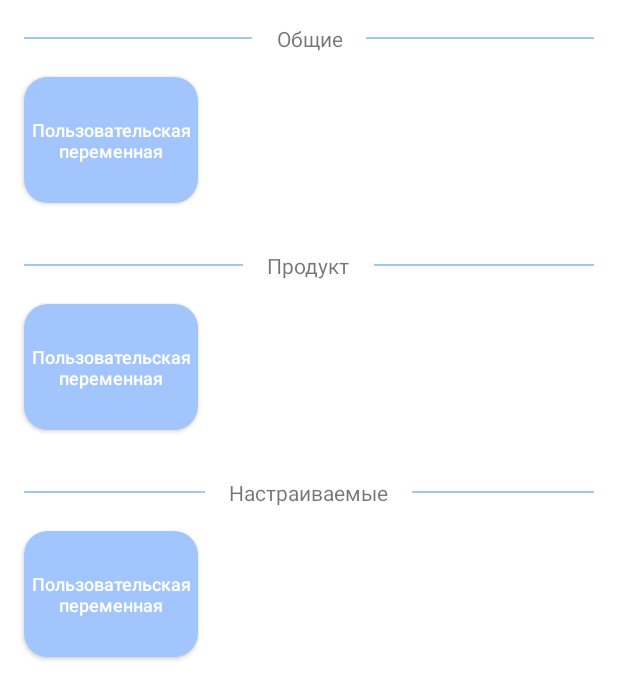
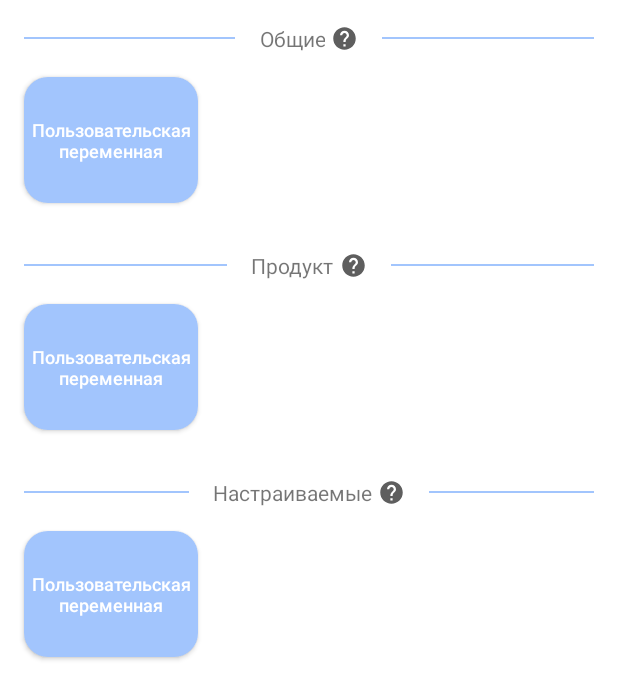
Before and after one commit to ahlypalo123/express-kassa-mobile, an Android app: the layout dialog_variable.xml on its own in the app's theme, with its tools: preview values and no code run, on a phone screen of 412 x 824 dp. Shown: the top 699 px of the screen. Run offline under Robolectric (Android 15) with nearby library versions, the phone set to English and light mode, and no system bars.

Commit message:
release-1.0

```diff
--- /dev/null
+++ b/app/src/main/res/drawable/ic_baseline_help_24.xml
@@ -0,0 +1,9 @@
+<vector xmlns:android="http://schemas.android.com/apk/res/android"
+    android:width="18dp"
+    android:height="18dp"
+    android:viewportWidth="24"
+    android:viewportHeight="24" >
+  <path
+      android:fillColor="@color/gray_scorpion"
+      android:pathData="M12,2C6.48,2 2,6.48 2,12s4.48,10 10,10 10,-4.48 10,-10S17.52,2 12,2zM13,19h-2v-2h2v2zM15.07,11.25l-0.9,0.92C13.45,12.9 13,13.5 13,15h-2v-0.5c0,-1.1 0.45,-2.1 1.17,-2.83l1.24,-1.26c0.37,-0.36 0.59,-0.86 0.59,-1.41 0,-1.1 -0.9,-2 -2,-2s-2,0.9 -2,2L8,9c0,-2.21 1.79,-4 4,-4s4,1.79 4,4c0,0.88 -0.36,1.68 -0.93,2.25z"/>
+</vector>
--- a/app/src/main/res/layout/dialog_variable.xml
+++ b/app/src/main/res/layout/dialog_variable.xml
@@ -22,26 +22,28 @@
             app:layout_constraintTop_toTopOf="parent">
 
             <TextView
-                android:id="@+id/tvText"
+                android:id="@+id/text_common"
                 android:layout_width="wrap_content"
                 android:layout_height="wrap_content"
                 android:layout_centerInParent="true"
                 android:layout_marginStart="16dp"
                 android:layout_marginEnd="16dp"
+                android:drawableEnd="@drawable/ic_baseline_help_24"
+                android:drawablePadding="4dp"
                 android:text="Общие" />
 
             <View
                 android:layout_width="match_parent"
                 android:layout_height="1dp"
                 android:layout_centerVertical="true"
-                android:layout_toStartOf="@id/tvText"
+                android:layout_toStartOf="@id/text_common"
                 android:background="@color/colorAccent" />
 
             <View
                 android:layout_width="match_parent"
                 android:layout_height="1dp"
                 android:layout_centerVertical="true"
-                android:layout_toEndOf="@id/tvText"
+                android:layout_toEndOf="@id/text_common"
                 android:background="@color/colorAccent" />
         </RelativeLayout>
 
@@ -67,26 +69,28 @@
             app:layout_constraintTop_toBottomOf="@+id/list_variables_common">
 
             <TextView
-                android:id="@+id/tvText1"
+                android:id="@+id/text_product"
                 android:layout_width="wrap_content"
                 android:layout_height="wrap_content"
                 android:layout_centerInParent="true"
                 android:layout_marginStart="16dp"
                 android:layout_marginEnd="16dp"
+                android:drawableEnd="@drawable/ic_baseline_help_24"
+                android:drawablePadding="4dp"
                 android:text="Продукт" />
 
             <View
                 android:layout_width="match_parent"
                 android:layout_height="1dp"
                 android:layout_centerVertical="true"
-                android:layout_toStartOf="@id/tvText1"
+                android:layout_toStartOf="@id/text_product"
                 android:background="@color/colorAccent" />
 
             <View
                 android:layout_width="match_parent"
                 android:layout_height="1dp"
                 android:layout_centerVertical="true"
-                android:layout_toEndOf="@id/tvText1"
+                android:layout_toEndOf="@id/text_product"
                 android:background="@color/colorAccent" />
         </RelativeLayout>
 
@@ -112,32 +116,34 @@
             app:layout_constraintTop_toBottomOf="@+id/list_variables_product">
 
             <TextView
-                android:id="@+id/tvText2"
+                android:id="@+id/text_customizable"
                 android:layout_width="wrap_content"
                 android:layout_height="wrap_content"
                 android:layout_centerInParent="true"
                 android:layout_marginStart="16dp"
                 android:layout_marginEnd="16dp"
+                android:drawableEnd="@drawable/ic_baseline_help_24"
+                android:drawablePadding="4dp"
                 android:text="Настраиваемые" />
 
             <View
                 android:layout_width="match_parent"
                 android:layout_height="1dp"
                 android:layout_centerVertical="true"
-                android:layout_toStartOf="@id/tvText2"
+                android:layout_toStartOf="@id/text_customizable"
                 android:background="@color/colorAccent" />
 
             <View
                 android:layout_width="match_parent"
                 android:layout_height="1dp"
                 android:layout_centerVertical="true"
-                android:layout_toEndOf="@id/tvText2"
+                android:layout_toEndOf="@id/text_customizable"
                 android:background="@color/colorAccent" />
         </RelativeLayout>
 
 
         <androidx.recyclerview.widget.RecyclerView
-            android:id="@+id/list_variables_settings"
+            android:id="@+id/list_variables_customizable"
             android:layout_width="match_parent"
             android:layout_height="wrap_content"
             app:layout_constraintStart_toStartOf="parent"
```
Also changed, not shown: app/src/main/java/com/hlypalo/express_kassa/ui/settings/EditTemplateFragment.kt (renamed from app/src/main/java/com/hlypalo/express_kassa/ui/settings/ReceiptLayoutFragment.kt, +33 -35 lines), app/src/main/java/com/hlypalo/express_kassa/ui/settings/ReceiptTemplate.kt (added, +29 -0 lines), app/src/main/java/com/hlypalo/express_kassa/ui/settings/TextFormatDialog.kt (+15 -15 lines), app/src/main/java/com/hlypalo/express_kassa/ui/settings/VariableDialog.kt (+20 -4 lines), app/src/main/res/layout/fragment_edit_template.xml (added, +139 -0 lines), app/src/main/res/layout/fragment_receipt_layout.xml (deleted, +0 -93 lines).
